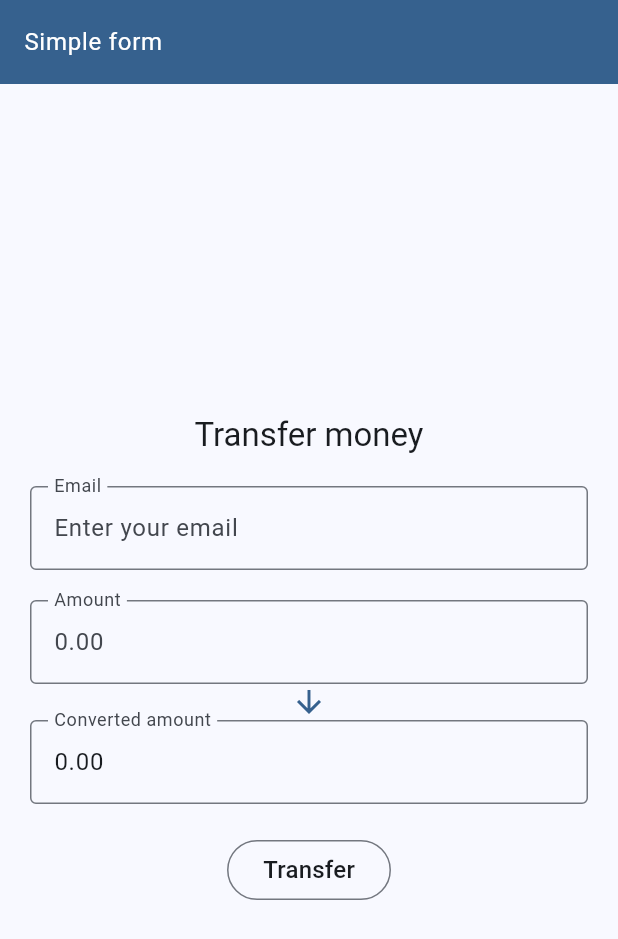
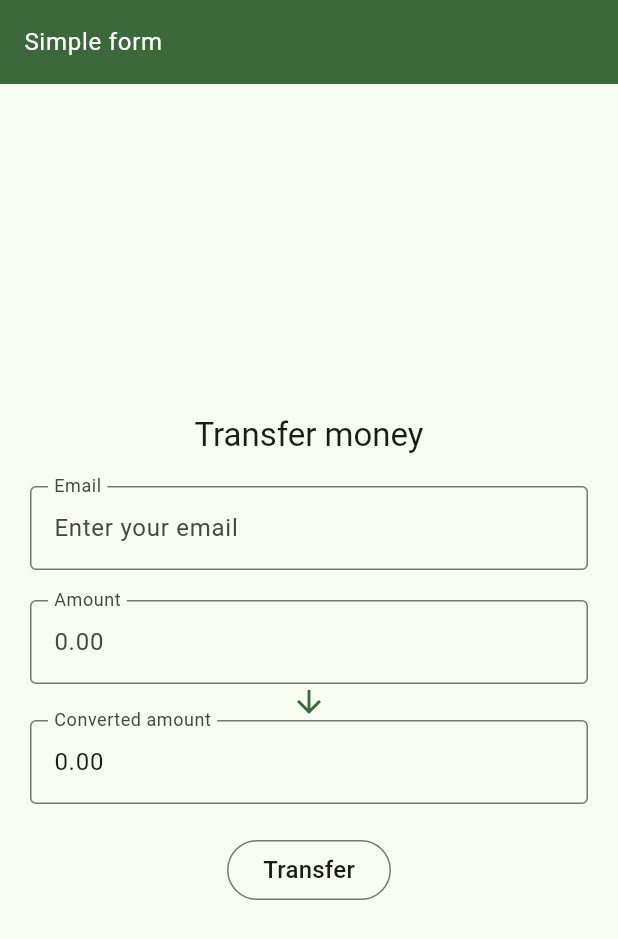
Before and after one commit to nyaneet/simple-form, a Flutter app: the screen it shows after launch, on a phone screen of 412 x 824 dp. Shown: the top 939 px of the screen. Run offline on Flutter 3.47's test engine with Material 2 defaults, Android fonts, the phone set to English and light mode, and no system bars.

```diff
--- a/lib/app.dart
+++ b/lib/app.dart
@@ -8,9 +8,10 @@ class App extends StatelessWidget {
   @override
   Widget build(BuildContext context) {
     return MaterialApp(
+      debugShowCheckedModeBanner: false,
       title: 'Simple form app.',
       theme: ThemeData(
-        colorScheme: ColorScheme.fromSeed(seedColor: Colors.blue),
+        colorScheme: ColorScheme.fromSeed(seedColor: Colors.green),
         useMaterial3: true,
       ),
       home: const FormPage(),
--- a/pubspec.yaml
+++ b/pubspec.yaml
@@ -31,10 +31,6 @@ dependencies:
   flutter:
     sdk: flutter
 
-
-  # The following adds the Cupertino Icons font to your application.
-  # Use with the CupertinoIcons class for iOS style icons.
-  cupertino_icons: ^1.0.2
 
 dev_dependencies:
   flutter_test:
```
Also changed, not shown: pubspec.lock.
